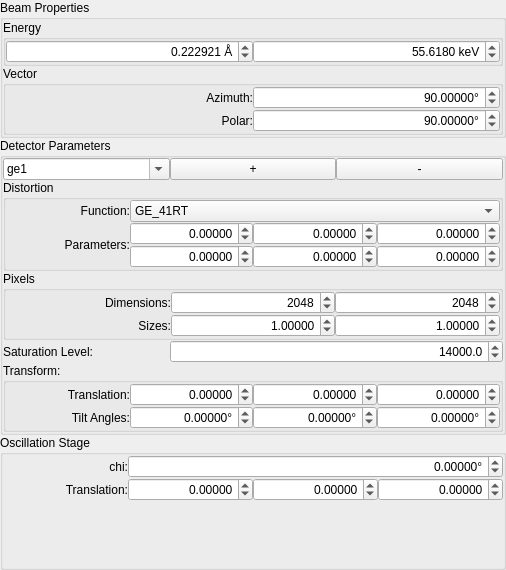
First picture: the form in hexrd/ui/resources/ui/calibration_config_widget.ui, repository HEXRD/hexrdgui, before the edit.
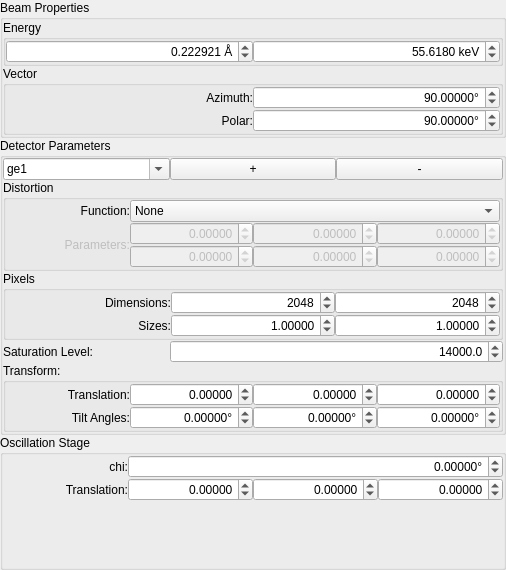
Second picture: the form after the edit. Custom widgets are drawn as their Qt base class.

Commit message:
Add "None" option to distortion function choices
The "None" option is also the default now.

The parameter spinboxes are disabled and hidden when
"None" is chosen.

The edit to the form file:
```diff
--- a/hexrd/ui/resources/ui/calibration_config_widget.ui
+++ b/hexrd/ui/resources/ui/calibration_config_widget.ui
@@ -520,8 +520,13 @@
          <item row="0" column="1" colspan="3">
           <widget class="QComboBox" name="cal_det_function">
            <property name="currentText">
-            <string>GE_41RT</string>
+            <string>None</string>
            </property>
+           <item>
+            <property name="text">
+             <string>None</string>
+            </property>
+           </item>
            <item>
             <property name="text">
              <string>GE_41RT</string>
@@ -531,6 +536,9 @@
          </item>
          <item row="2" column="3">
           <widget class="ScientificDoubleSpinBox" name="cal_det_param_2">
+           <property name="enabled">
+            <bool>false</bool>
+           </property>
            <property name="alignment">
             <set>Qt::AlignRight|Qt::AlignTrailing|Qt::AlignVCenter</set>
            </property>
@@ -556,6 +564,9 @@
          </item>
          <item row="2" column="1">
           <widget class="ScientificDoubleSpinBox" name="cal_det_param_0">
+           <property name="enabled">
+            <bool>false</bool>
+           </property>
            <property name="alignment">
             <set>Qt::AlignRight|Qt::AlignTrailing|Qt::AlignVCenter</set>
            </property>
@@ -581,6 +592,9 @@
          </item>
          <item row="2" column="2">
           <widget class="ScientificDoubleSpinBox" name="cal_det_param_1">
+           <property name="enabled">
+            <bool>false</bool>
+           </property>
            <property name="alignment">
             <set>Qt::AlignRight|Qt::AlignTrailing|Qt::AlignVCenter</set>
            </property>
@@ -606,6 +620,9 @@
          </item>
          <item row="3" column="1">
           <widget class="ScientificDoubleSpinBox" name="cal_det_param_3">
+           <property name="enabled">
+            <bool>false</bool>
+           </property>
            <property name="alignment">
             <set>Qt::AlignRight|Qt::AlignTrailing|Qt::AlignVCenter</set>
            </property>
@@ -628,6 +645,9 @@
          </item>
          <item row="3" column="2">
           <widget class="ScientificDoubleSpinBox" name="cal_det_param_4">
+           <property name="enabled">
+            <bool>false</bool>
+           </property>
            <property name="alignment">
             <set>Qt::AlignRight|Qt::AlignTrailing|Qt::AlignVCenter</set>
            </property>
@@ -650,6 +670,9 @@
          </item>
          <item row="3" column="3">
           <widget class="ScientificDoubleSpinBox" name="cal_det_param_5">
+           <property name="enabled">
+            <bool>false</bool>
+           </property>
            <property name="alignment">
             <set>Qt::AlignRight|Qt::AlignTrailing|Qt::AlignVCenter</set>
            </property>
@@ -671,7 +694,10 @@
           </widget>
          </item>
          <item row="2" column="0" rowspan="2">
-          <widget class="QLabel" name="label_10">
+          <widget class="QLabel" name="distortion_parameters_label">
+           <property name="enabled">
+            <bool>false</bool>
+           </property>
            <property name="text">
             <string>Parameters:</string>
            </property>
```
The commit also changes 2 other files.
